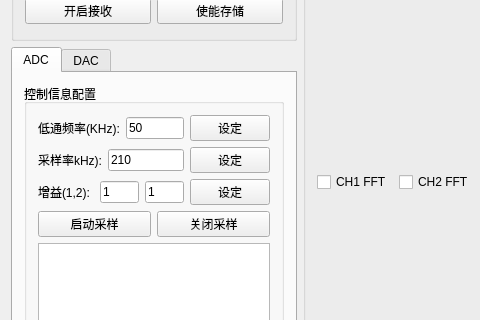
First picture: the form in PRO/NetworkPlot/mainwindow.ui, repository carloscn/netplot, before the edit; both pictures show x 0 to 480 and y 200 to 520 of the 1249 by 732 pixel window.
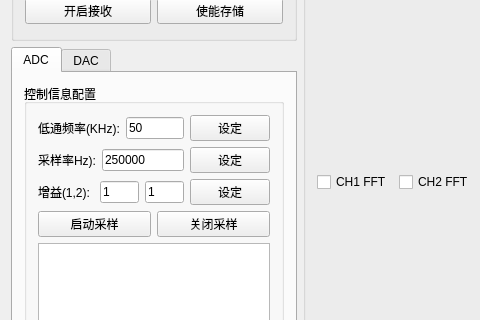
Second picture: the form after the edit. The open tabs and pages were chosen to show the change. Custom widgets are drawn as their Qt base class.

Commit message: modify sample rate

Patch:
```diff
--- a/PRO/NetworkPlot/mainwindow.ui
+++ b/PRO/NetworkPlot/mainwindow.ui
@@ -252,7 +252,7 @@
                   </sizepolicy>
                  </property>
                  <property name="text">
-                  <string>采样率kHz):</string>
+                  <string>采样率Hz):</string>
                  </property>
                 </widget>
                </item>
@@ -265,10 +265,10 @@
                   </sizepolicy>
                  </property>
                  <property name="text">
-                  <string>210</string>
+                  <string>250000</string>
                  </property>
                  <property name="readOnly">
-                  <bool>true</bool>
+                  <bool>false</bool>
                  </property>
                 </widget>
                </item>
```
Left out of the diff: 2 changed lines with no effect on the pictures. The commit also changes 2 other files.
